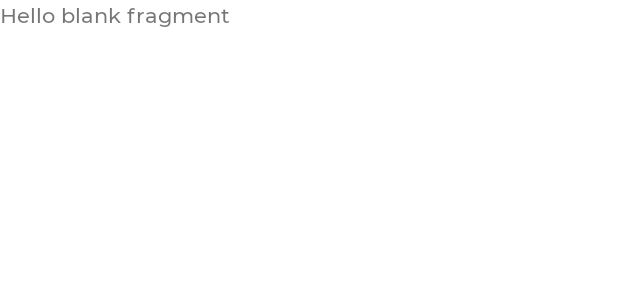
After one commit to Eshmurodov-Doston1/Pointer, an Android app: the layout fragment_my_cource.xml on its own in the app's theme, with its tools: preview values and no code run, on a phone screen of 412 x 824 dp. The commit adds this screen. Shown: the top 300 px of the screen. Run offline under Robolectric (Android 15) with nearby library versions, the phone set to English and light mode, and no system bars.

Commit message:
New Commit

```diff
--- a/app/src/main/java/com/example/pointer/MainActivity.kt
+++ b/app/src/main/java/com/example/pointer/MainActivity.kt
@@ -12,5 +12,6 @@
         binding = ActivityMainBinding.inflate(layoutInflater)
         setContentView(binding.root)
         window.decorView.systemUiVisibility = View.SYSTEM_UI_FLAG_LIGHT_STATUS_BAR
+
     }
 }
--- a/app/src/main/java/com/example/pointer/fragments/LoginFragment.kt
+++ b/app/src/main/java/com/example/pointer/fragments/splashFragments/LoginFragment.kt
@@ -1,13 +1,10 @@
-package com.example.pointer.fragments
+package com.example.pointer.fragments.splashFragments
 
 import android.content.Intent
 import android.graphics.Color
 import android.os.Bundle
 import androidx.fragment.app.Fragment
-import android.view.LayoutInflater
 import android.view.View
-import android.view.ViewGroup
-import android.view.WindowManager
 import android.widget.Toast
 import com.example.pointer.MainActivity
 import com.example.pointer.R
--- a/app/src/main/res/layout/fragment_login.xml
+++ b/app/src/main/res/layout/fragment_login.xml
@@ -5,7 +5,7 @@
     android:background="#F7F7FC"
     android:layout_height="match_parent"
     xmlns:app="http://schemas.android.com/apk/res-auto"
-    tools:context=".fragments.LoginFragment">
+    tools:context=".fragments.splashFragments.LoginFragment">
     <ImageView
         android:id="@+id/pointer"
         app:layout_constraintTop_toTopOf="parent"
--- a/app/src/main/res/layout/fragment_main_splash.xml
+++ b/app/src/main/res/layout/fragment_main_splash.xml
@@ -4,7 +4,7 @@
     android:layout_width="match_parent"
     android:layout_height="match_parent"
     xmlns:app="http://schemas.android.com/apk/res-auto"
-    tools:context=".fragments.MainSplashFragment">
+    tools:context=".fragments.splashFragments.MainSplashFragment">
     <ImageView
         android:id="@+id/image_pointer"
         android:src="@drawable/pointer"
--- /dev/null
+++ b/app/src/main/res/layout/fragment_my_cource.xml
@@ -0,0 +1,14 @@
+<?xml version="1.0" encoding="utf-8"?>
+<FrameLayout xmlns:android="http://schemas.android.com/apk/res/android"
+    xmlns:tools="http://schemas.android.com/tools"
+    android:layout_width="match_parent"
+    android:layout_height="match_parent"
+    tools:context=".fragments.student.MyCourceFragment">
+
+    <!-- TODO: Update blank fragment layout -->
+    <TextView
+        android:layout_width="match_parent"
+        android:layout_height="match_parent"
+        android:text="@string/hello_blank_fragment" />
+
+</FrameLayout>
--- a/app/src/main/res/navigation/splash_navigation.xml
+++ b/app/src/main/res/navigation/splash_navigation.xml
@@ -7,7 +7,7 @@
 
     <fragment
         android:id="@+id/mainSplashFragment"
-        android:name="com.example.pointer.fragments.MainSplashFragment"
+        android:name="com.example.pointer.fragments.splashFragments.MainSplashFragment"
         android:label="fragment_main_splash"
         tools:layout="@layout/fragment_main_splash" >
         <action
@@ -16,7 +16,7 @@
     </fragment>
     <fragment
         android:id="@+id/loginFragment"
-        android:name="com.example.pointer.fragments.LoginFragment"
+        android:name="com.example.pointer.fragments.splashFragments.LoginFragment"
         android:label="fragment_login"
         tools:layout="@layout/fragment_login" />
 </navigation>
--- a/build.gradle
+++ b/build.gradle
@@ -6,7 +6,7 @@
     }
     dependencies {
         classpath "com.android.tools.build:gradle:7.0.2"
-        classpath "org.jetbrains.kotlin:kotlin-gradle-plugin:1.5.30"
+        classpath 'org.jetbrains.kotlin:kotlin-gradle-plugin:1.5.31'
 
         // NOTE: Do not place your application dependencies here; they belong
         // in the individual module build.gradle files
```
Also changed, not shown: app/src/main/java/com/example/pointer/fragments/splashFragments/MainSplashFragment.kt (renamed from app/src/main/java/com/example/pointer/fragments/MainSplashFragment.kt, +1 -7 lines), app/src/main/java/com/example/pointer/fragments/student/MyCourceFragment.kt (added, +59 -0 lines).
